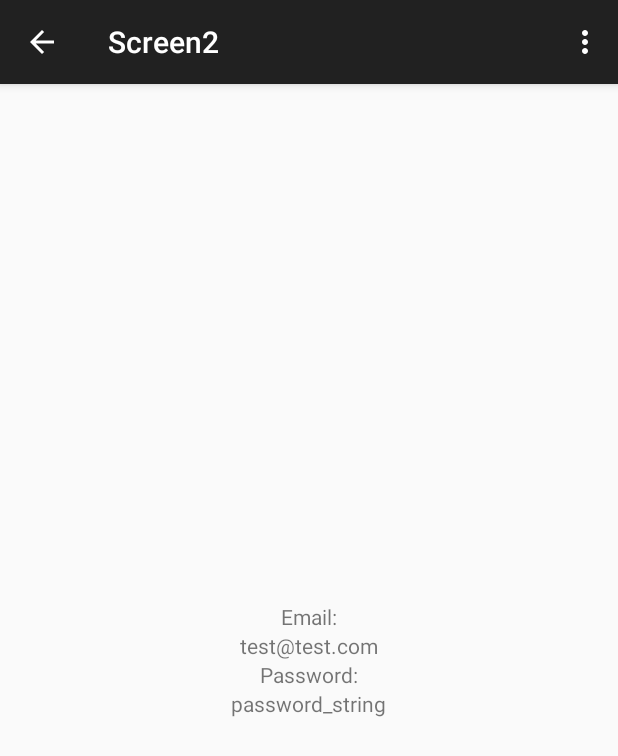
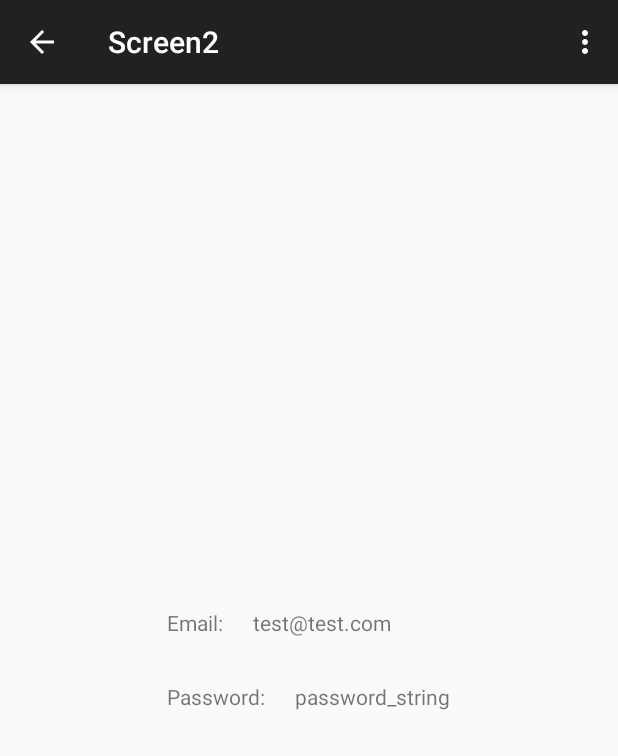
Before and after one commit to jaxkewl/Martin16-250-hw1, an Android app: the screen it shows after launch (Screen2), after a tap on "SUBMIT", on a phone screen of 412 x 824 dp. Shown: the top 756 px of the screen. Run offline under Robolectric (Android 15) with nearby library versions, the phone set to English and light mode, and no system bars.

Commit message:
slight gui change

```diff
--- a/app/src/main/res/layout/fragment_screen2.xml
+++ b/app/src/main/res/layout/fragment_screen2.xml
@@ -1,4 +1,4 @@
-<LinearLayout xmlns:android="http://schemas.android.com/apk/res/android"
+<RelativeLayout xmlns:android="http://schemas.android.com/apk/res/android"
     xmlns:tools="http://schemas.android.com/tools"
     android:layout_width="match_parent"
     android:layout_height="match_parent"
@@ -10,20 +10,33 @@
     android:orientation="vertical"
     tools:context="com.marshong.martin16_250_hw1.Screen2.SecondScreenFragment">
 
+    <LinearLayout
+        android:id="@+id/layout_email"
+        android:layout_width="wrap_content"
+        android:layout_height="wrap_content">
 
         <TextView
             android:text="Email:"
+            android:layout_marginRight="20dp"
             android:layout_width="wrap_content"
             android:layout_height="wrap_content" />
 
         <TextView
             android:id="@+id/text_view_email"
             android:text="@string/hello_world"
+            android:layout_marginBottom="30dp"
             android:layout_width="wrap_content"
             android:layout_height="wrap_content" />
+    </LinearLayout>
+
+    <LinearLayout
+        android:layout_below="@id/layout_email"
+        android:layout_width="wrap_content"
+        android:layout_height="wrap_content">
 
         <TextView
             android:text="Password:"
+            android:layout_marginRight="20dp"
             android:layout_width="wrap_content"
             android:layout_height="wrap_content" />
 
@@ -32,5 +45,5 @@
             android:text="@string/hello_world"
             android:layout_width="wrap_content"
             android:layout_height="wrap_content" />
-
     </LinearLayout>
+</RelativeLayout>
```
Also changed, not shown: app/src/main/res/layout/fragment_main.xml (+3 -4 lines). Lines whose indentation alone changed are shown as unchanged.
